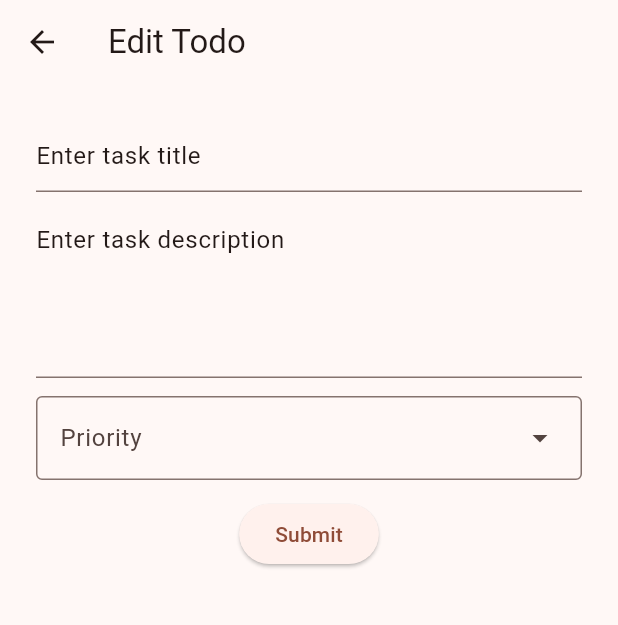
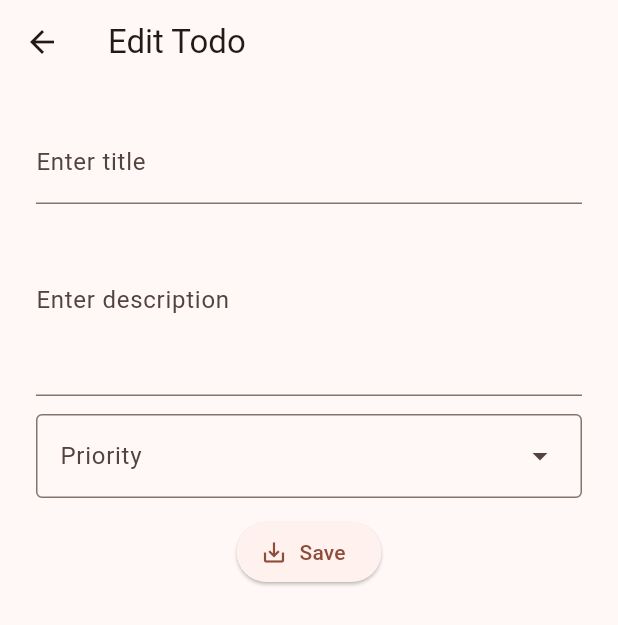
Before and after one commit to bshankar/todo-flutter, a Flutter app: the screen it shows after launch, after a tap on "Wash clothes", on a phone screen of 412 x 824 dp. Shown: the top 625 px of the screen. Run offline on Flutter 3.47's test engine with Material 3 defaults, Android fonts, the phone set to English and light mode, and no system bars; our stand-ins replace flutter_riverpod, freezed_annotation, functional_widget_annotation, go_router, riverpod_annotation; generated files the repository leaves out were written again.

Commit message:
Tweak styles of edit todo page

```diff
--- a/lib/widgets/todo_edit.dart
+++ b/lib/widgets/todo_edit.dart
@@ -21,27 +21,27 @@ Widget _todoEdit(BuildContext context, WidgetRef ref, String? id) {
       margin: const EdgeInsets.all(24),
       child: Column(
         children: [
-          Container(
-            margin: const EdgeInsets.only(bottom: 12),
-            child: TextFormField(
-              initialValue: 'Enter task title',
-              validator: textValidator,
+          TextFormField(
+            decoration: const InputDecoration(
+              labelText: 'Enter title',
             ),
+            initialValue: '',
+            validator: textValidator,
+          ),
+          TextFormField(
+            decoration: const InputDecoration(
+              labelText: 'Enter description',
+            ),
+            minLines: 4,
+            maxLines: 8,
+            initialValue: '',
+            validator: textValidator,
           ),
           Container(
-            margin: const EdgeInsets.only(bottom: 12),
-            child: TextFormField(
-              minLines: 4,
-              maxLines: 8,
-              initialValue: 'Enter task description',
-              validator: textValidator,
-            ),
-          ),
-          Container(
-            margin: const EdgeInsets.only(bottom: 12),
+            margin: const EdgeInsets.symmetric(vertical: 12),
             child: const DropdownMenu(
+              label: Text('Priority'),
               expandedInsets: EdgeInsets.zero,
-              label: Text('Priority'),
               dropdownMenuEntries: [
                 DropdownMenuEntry(
                   value: TodoPriority.low,
@@ -70,9 +70,10 @@ Widget _todoEdit(BuildContext context, WidgetRef ref, String? id) {
               ],
             ),
           ),
-          const ElevatedButton(
+          ElevatedButton.icon(
+            icon: const Icon(Icons.save_alt),
+            label: const Text('Save'),
             onPressed: submitForm,
-            child: Text('Submit'),
           ),
         ],
       ),
```
